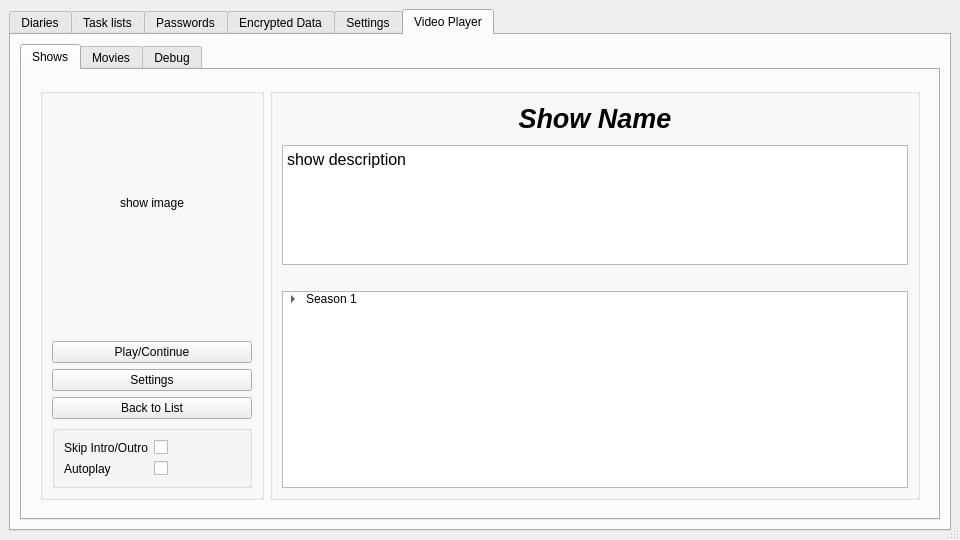
First picture: the form in mainwindow.ui, repository therealMaPMaKeR/MMDiary, before the edit.
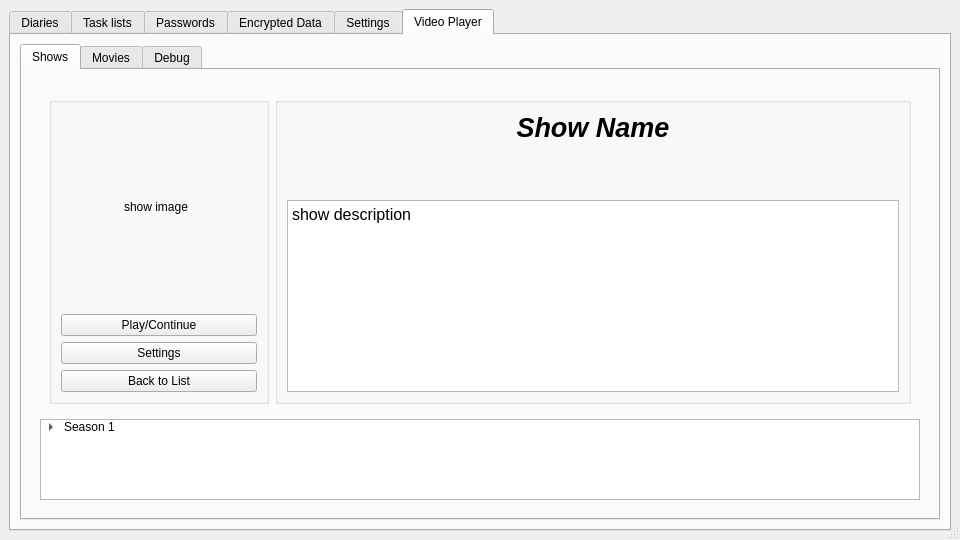
Second picture: the form after the edit. The open tabs and pages were chosen to show the change. Custom widgets are drawn as their Qt base class.

The edit to the form file:
```diff
--- a/mainwindow.ui
+++ b/mainwindow.ui
@@ -2014,7 +2014,7 @@
            <attribute name="title">
             <string>Shows</string>
            </attribute>
-           <layout class="QVBoxLayout" name="verticalLayout_24">
+           <layout class="QHBoxLayout" name="horizontalLayout_23">
             <item>
              <widget class="QStackedWidget" name="stackedWidget_VP_Shows">
               <property name="font">
@@ -2096,6 +2096,27 @@
                </layout>
               </widget>
               <widget class="QWidget" name="page_display">
+               <layout class="QVBoxLayout" name="verticalLayout_24">
+                <item>
+                 <widget class="QWidget" name="horizontalWidget" native="true">
+                  <property name="sizePolicy">
+                   <sizepolicy hsizetype="Preferred" vsizetype="Preferred">
+                    <horstretch>0</horstretch>
+                    <verstretch>0</verstretch>
+                   </sizepolicy>
+                  </property>
+                  <property name="minimumSize">
+                   <size>
+                    <width>0</width>
+                    <height>325</height>
+                   </size>
+                  </property>
+                  <property name="maximumSize">
+                   <size>
+                    <width>16777215</width>
+                    <height>325</height>
+                   </size>
+                  </property>
                <layout class="QHBoxLayout" name="horizontalLayout_21">
                 <item>
                  <widget class="QGroupBox" name="verticalGroupBox_2">
@@ -2107,7 +2128,7 @@
                   </property>
                   <property name="maximumSize">
                    <size>
-                    <width>256</width>
+                       <width>220</width>
                     <height>16777215</height>
                    </size>
                   </property>
@@ -2122,14 +2143,14 @@
                      </property>
                      <property name="minimumSize">
                       <size>
-                       <width>200</width>
-                       <height>200</height>
+                          <width>190</width>
+                          <height>190</height>
                       </size>
                      </property>
                      <property name="maximumSize">
                       <size>
-                       <width>200</width>
-                       <height>200</height>
+                          <width>190</width>
+                          <height>190</height>
                       </size>
                      </property>
                      <property name="text">
@@ -2141,7 +2162,7 @@
                     </widget>
                    </item>
                    <item>
-                    <spacer name="verticalSpacer_11">
+                       <spacer name="verticalSpacer_10">
                      <property name="orientation">
                       <enum>Qt::Vertical</enum>
                      </property>
@@ -2174,47 +2195,6 @@
                      </property>
                     </widget>
                    </item>
-                   <item>
-                    <widget class="QGroupBox" name="groupBox_6">
-                     <property name="title">
-                      <string/>
-                     </property>
-                     <layout class="QVBoxLayout" name="verticalLayout_29">
-                      <item>
-                       <layout class="QFormLayout" name="formLayout_11">
-                        <item row="0" column="0">
-                         <widget class="QLabel" name="label_32">
-                          <property name="text">
-                           <string>Skip Intro/Outro</string>
-                          </property>
-                         </widget>
-                        </item>
-                        <item row="0" column="1">
-                         <widget class="QCheckBox" name="checkBox_VP_Shows_Display_SkipContent">
-                          <property name="text">
-                           <string/>
-                          </property>
-                         </widget>
-                        </item>
-                        <item row="1" column="0">
-                         <widget class="QLabel" name="label_33">
-                          <property name="text">
-                           <string>Autoplay</string>
-                          </property>
-                         </widget>
-                        </item>
-                        <item row="1" column="1">
-                         <widget class="QCheckBox" name="checkBox_VP_Shows_Display_Autoplay">
-                          <property name="text">
-                           <string/>
-                          </property>
-                         </widget>
-                        </item>
-                       </layout>
-                      </item>
-                     </layout>
-                    </widget>
-                   </item>
                   </layout>
                  </widget>
                 </item>
@@ -2223,6 +2203,12 @@
                   <layout class="QVBoxLayout" name="verticalLayout_26">
                    <item>
                     <widget class="QLabel" name="label_VP_Shows_Display_Name">
+                        <property name="sizePolicy">
+                         <sizepolicy hsizetype="Preferred" vsizetype="Preferred">
+                          <horstretch>0</horstretch>
+                          <verstretch>0</verstretch>
+                         </sizepolicy>
+                        </property>
                      <property name="font">
                       <font>
                        <pointsize>20</pointsize>
@@ -2243,13 +2229,10 @@
                      <property name="orientation">
                       <enum>Qt::Vertical</enum>
                      </property>
-                     <property name="sizeType">
-                      <enum>QSizePolicy::Fixed</enum>
-                     </property>
                      <property name="sizeHint" stdset="0">
                       <size>
                        <width>20</width>
-                       <height>5</height>
+                          <height>40</height>
                       </size>
                      </property>
                     </spacer>
@@ -2257,7 +2240,7 @@
                    <item>
                     <widget class="QTextBrowser" name="textBrowser_VP_Shows_Display_Description">
                      <property name="sizePolicy">
-                      <sizepolicy hsizetype="Preferred" vsizetype="Maximum">
+                         <sizepolicy hsizetype="Preferred" vsizetype="Preferred">
                        <horstretch>0</horstretch>
                        <verstretch>0</verstretch>
                       </sizepolicy>
@@ -2265,7 +2248,7 @@
                      <property name="maximumSize">
                       <size>
                        <width>16777215</width>
-                       <height>120</height>
+                          <height>16777215</height>
                       </size>
                      </property>
                      <property name="html">
@@ -2281,24 +2264,20 @@
                      </property>
                     </widget>
                    </item>
-                   <item>
-                    <spacer name="verticalSpacer_10">
-                     <property name="orientation">
-                      <enum>Qt::Vertical</enum>
-                     </property>
-                     <property name="sizeType">
-                      <enum>QSizePolicy::Fixed</enum>
-                     </property>
-                     <property name="sizeHint" stdset="0">
-                      <size>
-                       <width>20</width>
-                       <height>20</height>
-                      </size>
-                     </property>
-                    </spacer>
+                     </layout>
+                    </widget>
+                   </item>
+                  </layout>
+                 </widget>
                    </item>
                    <item>
                     <widget class="QTreeWidget" name="treeWidget_VP_Shows_Display_EpisodeList">
+                  <property name="sizePolicy">
+                   <sizepolicy hsizetype="Expanding" vsizetype="Expanding">
+                    <horstretch>0</horstretch>
+                    <verstretch>0</verstretch>
+                   </sizepolicy>
+                  </property>
                      <attribute name="headerVisible">
                       <bool>false</bool>
                      </attribute>
@@ -2317,9 +2296,6 @@
                        </property>
                       </item>
                      </item>
-                    </widget>
-                   </item>
-                  </layout>
                  </widget>
                 </item>
                </layout>
```
Left out of the diff: 2 changed lines with no effect on the pictures. Lines whose indentation alone changed are shown as unchanged.
